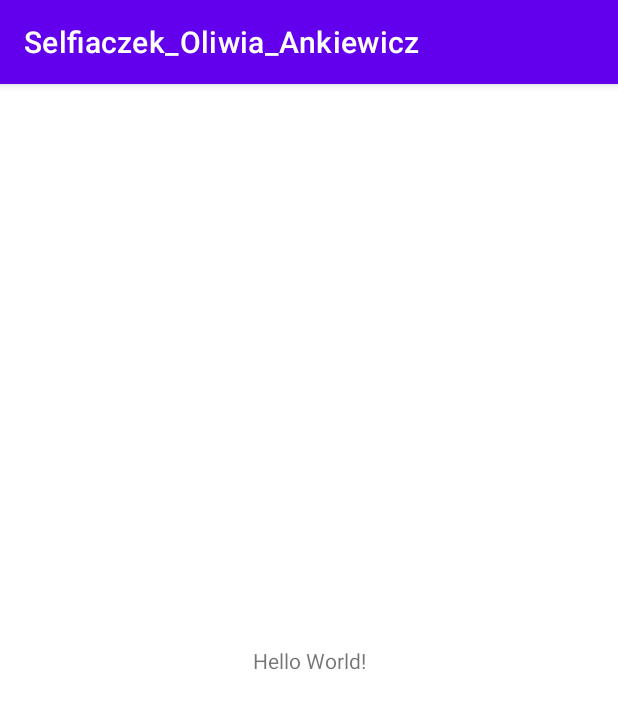
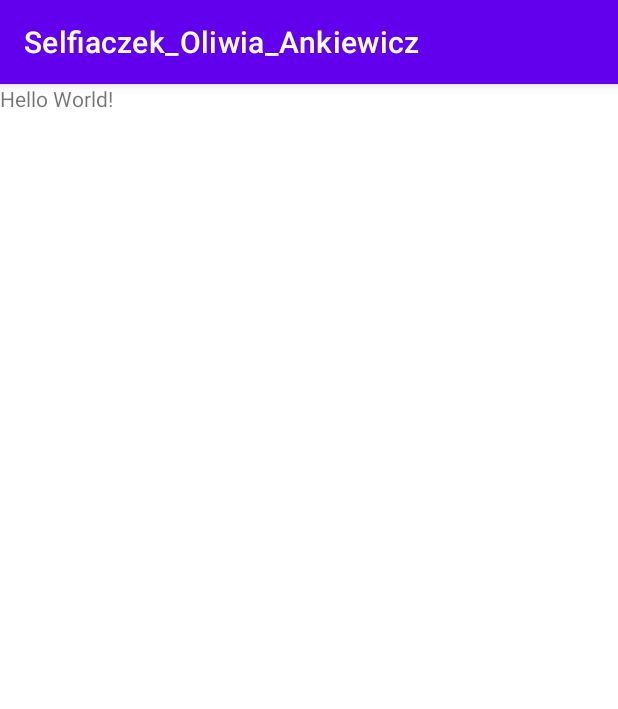
Before and after one commit to Oliwka420/Selfiaczek_Oliwia_Ankiewicz, an Android app: the screen it shows after launch (MainActivity), on a phone screen of 412 x 824 dp. Shown: the top 709 px of the screen. Run offline under Robolectric (Android 15) with nearby library versions, the phone set to English and light mode, and no system bars.

Commit message:
Test pierwszy commit

```diff
--- a/app/src/main/java/com/example/selfiaczek_oliwia_ankiewicz/MainActivity.java
+++ b/app/src/main/java/com/example/selfiaczek_oliwia_ankiewicz/MainActivity.java
@@ -11,6 +11,6 @@ public class MainActivity extends AppCompatActivity {
         super.onCreate(savedInstanceState);
 
         setContentView(R.layout.activity_main);
-        //
+
     }
 }
--- a/app/src/main/res/layout/activity_main.xml
+++ b/app/src/main/res/layout/activity_main.xml
@@ -1,5 +1,5 @@
 <?xml version="1.0" encoding="utf-8"?>
-<androidx.constraintlayout.widget.ConstraintLayout xmlns:android="http://schemas.android.com/apk/res/android"
+<LinearLayout xmlns:android="http://schemas.android.com/apk/res/android"
     xmlns:app="http://schemas.android.com/apk/res-auto"
     xmlns:tools="http://schemas.android.com/tools"
     android:layout_width="match_parent"
@@ -15,4 +15,4 @@
         app:layout_constraintStart_toStartOf="parent"
         app:layout_constraintTop_toTopOf="parent" />
 
-</androidx.constraintlayout.widget.ConstraintLayout>
+</LinearLayout>
```
